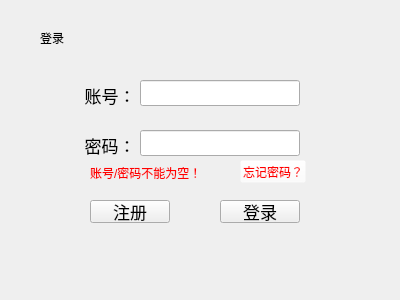
This is login.ui in kangwenyun/batch_acquisition_system_qt_before as Qt 5 draws it before an edit. The edited form follows.
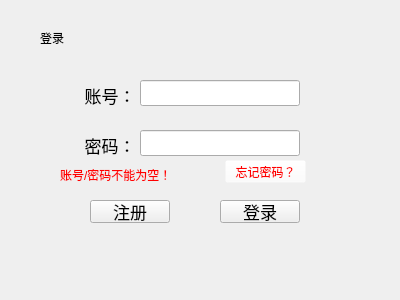
This is the edited form.

```diff
--- a/login.ui
+++ b/login.ui
@@ -126,9 +126,9 @@
   <widget class="QPushButton" name="get_passwd">
    <property name="geometry">
     <rect>
-     <x>240</x>
+     <x>225</x>
      <y>160</y>
-     <width>66</width>
+     <width>81</width>
      <height>23</height>
     </rect>
    </property>
@@ -143,10 +143,10 @@
   <widget class="QLabel" name="err_label">
    <property name="geometry">
     <rect>
-     <x>90</x>
+     <x>60</x>
      <y>165</y>
-     <width>111</width>
-     <height>16</height>
+     <width>141</width>
+     <height>20</height>
     </rect>
    </property>
    <property name="styleSheet">
```
